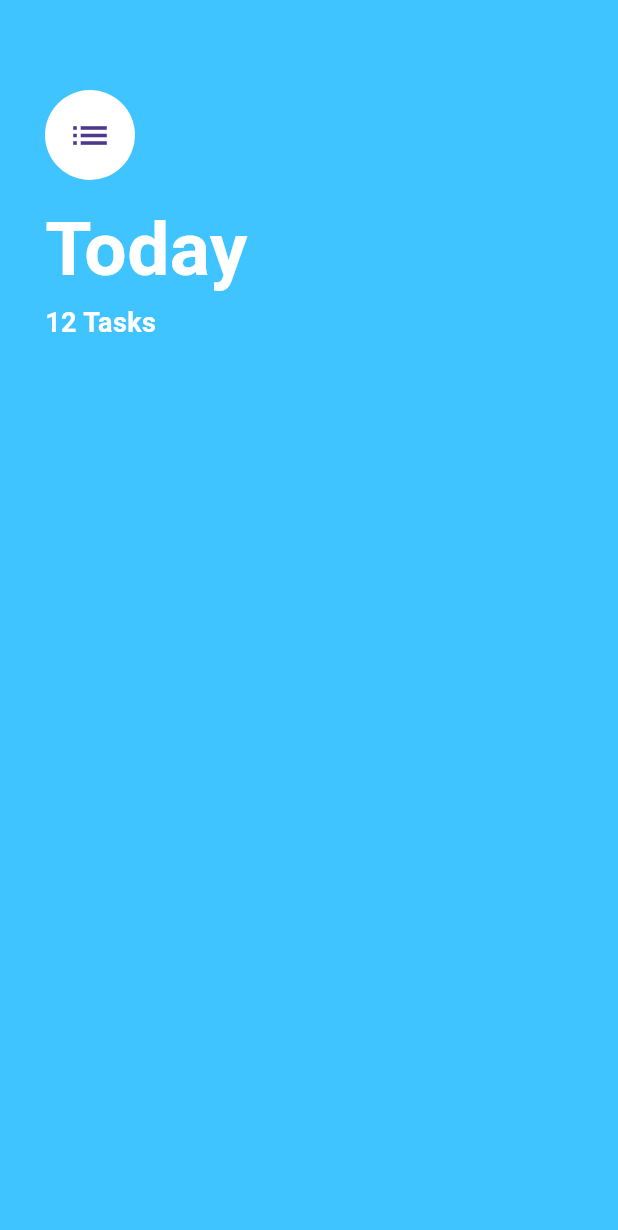
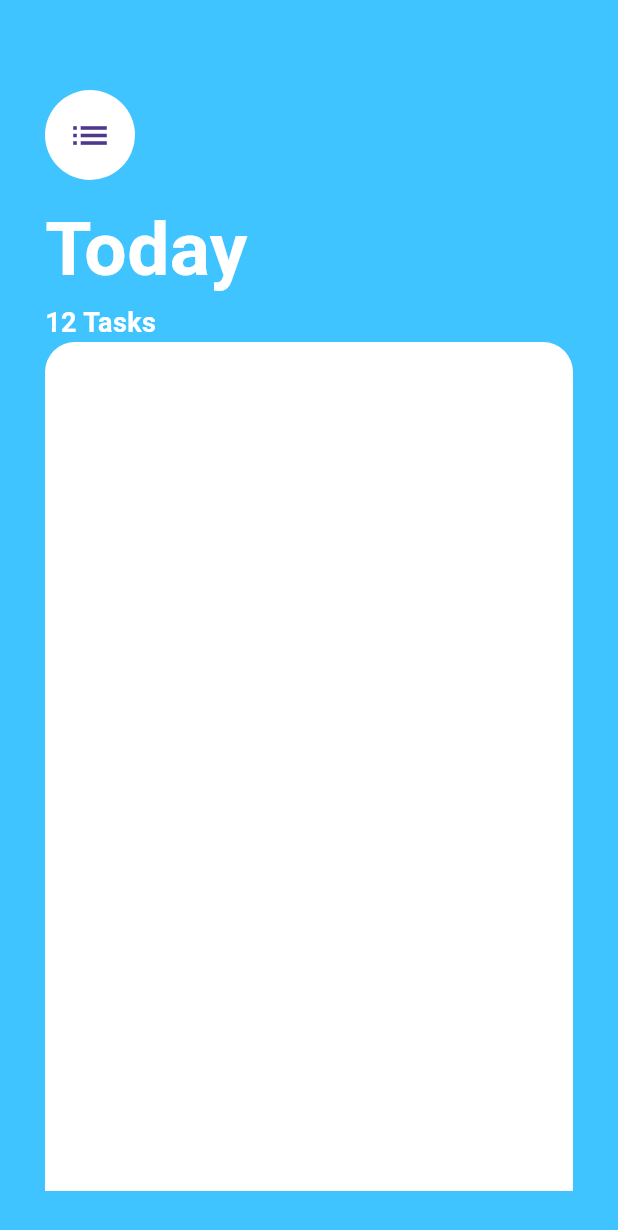
Before and after one commit to nicoleandlilli/todoey_flutter, a Flutter app: the screen it shows after launch, on a phone screen of 412 x 824 dp. Shown: the top 1230 px of the screen. Run offline on Flutter 3.47's test engine with Material 3 defaults, Android fonts, the phone set to English and light mode, and no system bars.

Commit message:
初始化首界面

```diff
--- a/lib/screens/tasks_screen.dart
+++ b/lib/screens/tasks_screen.dart
@@ -37,6 +37,12 @@ class TaskScreen extends StatelessWidget {
                 fontWeight: FontWeight.w700,
               ),
             ),
+            Expanded(child: Container(
+              decoration: BoxDecoration(
+                color: Colors.white,
+                borderRadius: BorderRadius.only(topLeft: Radius.circular(20.0),topRight: Radius.circular(20.0)),
+              ),
+            )),
           ],
         ),
       ),
```
